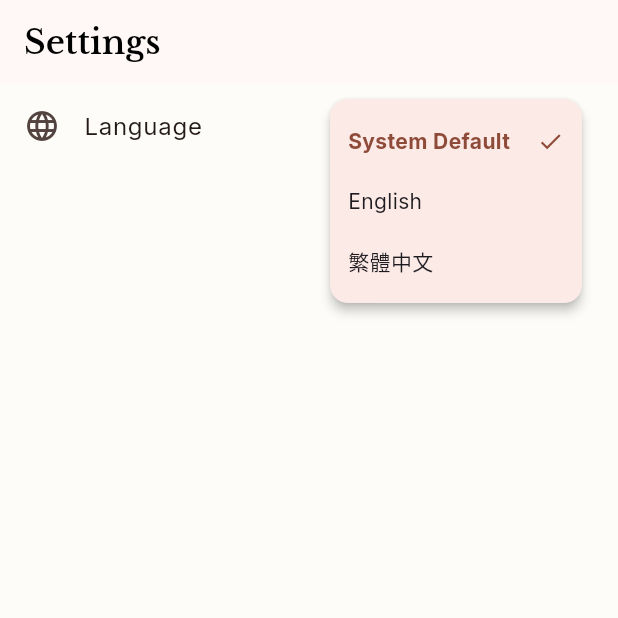
After one commit to lzx0122/GoGallery, a Flutter app: the SettingsScreen screen opened by its route, after a tap on "System Default", on a phone screen of 412 x 824 dp, the top half of it. The commit adds this screen. Run offline on Flutter 3.47's test engine with Material 3 defaults, Android fonts, the phone set to English and light mode, and no system bars; our stand-ins replace cached_network_image, dio, flex_color_scheme, flutter_blurhash, flutter_riverpod, font_awesome_flutter and 4 more; generated files the repository leaves out were written again.

Commit message:
feat: i10n

```diff
--- /dev/null
+++ b/mobile/l10n.yaml
@@ -0,0 +1,4 @@
+arb-dir: lib/l10n
+template-arb-file: app_en.arb
+output-localization-file: app_localizations.dart
+output-dir: lib/l10n/generated
--- a/mobile/lib/core/router/app_router.dart
+++ b/mobile/lib/core/router/app_router.dart
@@ -5,6 +5,7 @@ import '../../features/auth/presentation/login_screen.dart';
 import '../../features/auth/presentation/providers/auth_provider.dart';
 import '../../features/home/presentation/home_screen.dart';
 import '../../features/profile/presentation/profile_screen.dart';
+import '../../features/settings/presentation/settings_screen.dart';
 
 final routerProvider = Provider<GoRouter>((ref) {
   // 使用 ValueNotifier 來觸發 Router 刷新，而不是重建 Router
@@ -23,6 +24,10 @@ final routerProvider = Provider<GoRouter>((ref) {
       GoRoute(
         path: '/profile',
         builder: (context, state) => const ProfileScreen(),
+      ),
+      GoRoute(
+        path: '/settings',
+        builder: (context, state) => const SettingsScreen(),
       ),
     ],
     redirect: (context, state) {
--- /dev/null
+++ b/mobile/lib/features/settings/presentation/settings_screen.dart
@@ -0,0 +1,111 @@
+import 'package:flutter/material.dart';
+import 'package:flutter_riverpod/flutter_riverpod.dart';
+import 'package:mobile/l10n/generated/app_localizations.dart';
+import 'providers/locale_provider.dart';
+
+class SettingsScreen extends ConsumerWidget {
+  const SettingsScreen({super.key});
+
+  @override
+  Widget build(BuildContext context, WidgetRef ref) {
+    final l10n = AppLocalizations.of(context)!;
+    final currentLocale = ref.watch(localeProvider);
+
+    return Scaffold(
+      appBar: AppBar(title: Text(l10n.navSettings)),
+      body: ListView(
+        children: [
+          ListTile(
+            leading: const Icon(Icons.language),
+            title: Text(l10n.settingsLanguage),
+            trailing: PopupMenuButton<Locale?>(
+              shape: RoundedRectangleBorder(
+                borderRadius: BorderRadius.circular(12),
+              ),
+              onSelected: (Locale? newValue) {
+                if (newValue == null) {
+                  ref.read(localeProvider.notifier).setSystem();
+                } else if (newValue.languageCode == 'en') {
+                  ref.read(localeProvider.notifier).setEnglish();
+                } else if (newValue.languageCode == 'zh') {
+                  ref.read(localeProvider.notifier).setChinese();
+                }
+              },
+              itemBuilder: (BuildContext context) {
+                bool isSelected(Locale? value) {
+                  if (value == null && currentLocale == null) return true;
+                  if (value != null &&
+                      currentLocale != null &&
+                      value.languageCode == currentLocale.languageCode) {
+                    return true;
+                  }
+                  return false;
+                }
+
+                PopupMenuItem<Locale?> buildItem(Locale? value, String text) {
+                  final selected = isSelected(value);
+                  final colorScheme = Theme.of(context).colorScheme;
+                  return PopupMenuItem<Locale?>(
+                    value: value,
+                    height: 40,
+                    child: Row(
+                      children: [
+                        Expanded(
+                          child: Text(
+                            text,
+                            style: Theme.of(context).textTheme.bodyMedium
+                                ?.copyWith(
+                                  fontWeight: selected ? FontWeight.bold : null,
+                                  color: selected ? colorScheme.primary : null,
+                                ),
+                          ),
+                        ),
+                        if (selected)
+                          Icon(
+                            Icons.check,
+                            size: 18,
+                            color: colorScheme.primary,
+                          ),
+                      ],
+                    ),
+                  );
+                }
+
+                return [
+                  buildItem(null, l10n.settingsSystemMode),
+                  buildItem(const Locale('en'), 'English'),
+                  buildItem(const Locale('zh'), '繁體中文'),
+                ];
+              },
+              child: Padding(
+                padding: const EdgeInsets.symmetric(vertical: 8, horizontal: 4),
+                child: Row(
+                  mainAxisSize: MainAxisSize.min,
+                  children: [
+                    Text(
+                      currentLocale == null
+                          ? l10n.settingsSystemMode
+                          : currentLocale.languageCode == 'en'
+                          ? 'English'
+                          : '繁體中文',
+                      style: Theme.of(context).textTheme.bodyMedium?.copyWith(
+                        color: Theme.of(context).colorScheme.primary,
+                        fontWeight: FontWeight.w500,
+                      ),
+                    ),
+                    const SizedBox(width: 6),
+                    Icon(
+                      Icons.keyboard_arrow_down_rounded,
+                      size: 20,
+                      color: Theme.of(context).colorScheme.primary,
+                    ),
+                  ],
+                ),
+              ),
+            ),
+          ),
+        ],
+      ),
+    );
+  }
+}
--- a/mobile/pubspec.yaml
+++ b/mobile/pubspec.yaml
@@ -29,6 +29,8 @@ environment:
 # versions available, run `flutter pub outdated`.
 dependencies:
   flutter:
+    sdk: flutter
+  flutter_localizations:
     sdk: flutter
 
   # The following adds the Cupertino Icons font to your application.
@@ -63,6 +65,7 @@ dev_dependencies:
 
 # The following section is specific to Flutter packages.
 flutter:
+  generate: true
   # The following line ensures that the Material Icons font is
   # included with your application, so that you can use the icons in
   # the material Icons class.
```
Also changed, not shown: mobile/lib/features/auth/presentation/login_screen.dart (+5 -3 lines), mobile/lib/features/home/presentation/home_screen.dart (+17 -11 lines), mobile/lib/features/profile/presentation/profile_screen.dart (+13 -2 lines), mobile/lib/features/settings/presentation/providers/locale_provider.dart (added, +31 -0 lines), mobile/lib/l10n/app_en.arb (added, +48 -0 lines), mobile/lib/l10n/app_zh.arb (added, +44 -0 lines), mobile/lib/main.dart (+36 -1 lines), mobile/pubspec.lock, 2 other files.
